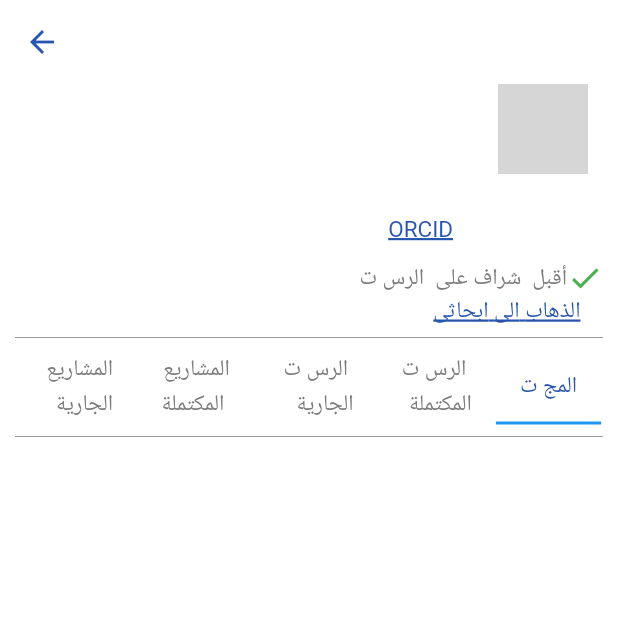
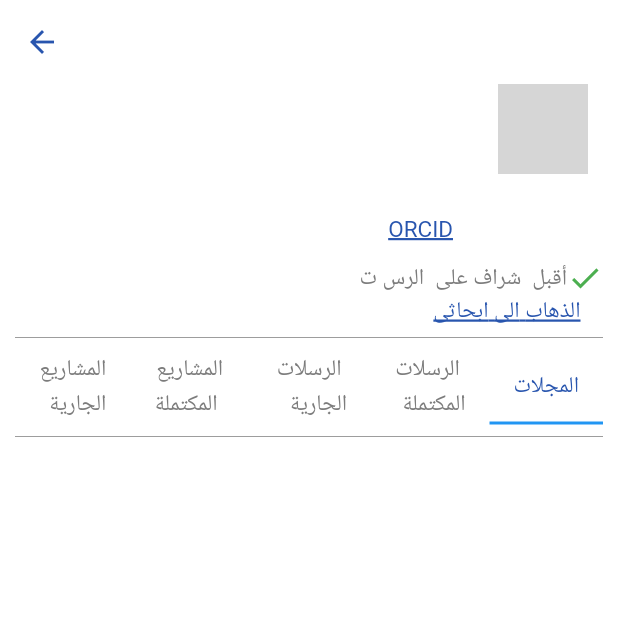
Before and after one commit to EbrahimMShaaban/eshraf, a Flutter app: the MemberProfile screen opened directly with empty values, on a phone screen of 412 x 824 dp, the top half of it. Run offline on Flutter 3.47's test engine with Material 2 defaults, Android fonts, the phone set to English and light mode, and no system bars; our stand-ins replace animated_splash_screen, awesome_dialog, cloud_firestore, emoji_picker_flutter, firebase_auth, firebase_core and 6 more; missing offline and left inert: flutter_email_sender, quds_ui_kit; accounts and stored records are empty; network calls fail; Roboto replaces fonts that are missing (Cairo); grey boxes are pictures that could not be loaded.

```diff
--- a/lib/screens/profile/eidt_profile/view.dart
+++ b/lib/screens/profile/eidt_profile/view.dart
@@ -544,7 +544,7 @@ class _EditProfileState extends State<EditProfile> {
                       Padding(
                         padding: const EdgeInsets.only(right: 20, top: 20),
                         child: Text(
-                          "هل تقبل  شراف على  الرس ت؟",
+                          "هل تقبل شراف على الرسلات؟",
                           style: labelStyle3,
                         ),
                       ),
--- a/lib/screens/profile/facultymember/overview_profile/view.dart
+++ b/lib/screens/profile/facultymember/overview_profile/view.dart
@@ -304,13 +304,13 @@ class _MemberProfileState extends State<MemberProfile> {
                                 isScrollable: true,
                                 tabs: const <Widget>[
                                   Tab(
-                                    text: 'المج ت',
+                                    text: 'المجلات',
                                   ),
                                   Tab(
-                                    text: ' الرس ت\nالمكتملة',
+                                    text: ' الرسلات\nالمكتملة',
                                   ),
                                   Tab(
-                                    text: ' الرس ت \nالجارية',
+                                    text: ' الرسلات \nالجارية',
                                   ),
                                   Tab(
                                     text: 'المشاريع\n المكتملة',
--- a/lib/screens/profile/profile/view.dart
+++ b/lib/screens/profile/profile/view.dart
@@ -360,13 +360,13 @@ class _ProfileScreenState extends State<ProfileScreen> {
                                         isScrollable: true,
                                         tabs: const <Widget>[
                                           Tab(
-                                            text: 'المج ت',
+                                            text: 'المجلات',
                                           ),
                                           Tab(
-                                            text: ' الرس ت\nالمكتملة',
+                                            text: ' الرسلات\nالمكتملة',
                                           ),
                                           Tab(
-                                            text: ' الرس ت \nالجارية',
+                                            text: ' الرسلات \nالجارية',
                                           ),
                                           Tab(
                                             text: 'المشاريع\n المكتملة',
```
Also changed, not shown: lib/screens/profile/eidt_profile/theses_montor_item.dart (+5 -5 lines), lib/screens/profile/graduatedmember/overview_profile/view.dart (deleted, +0 -227 lines), assets/logo.png, pubspec.lock.
